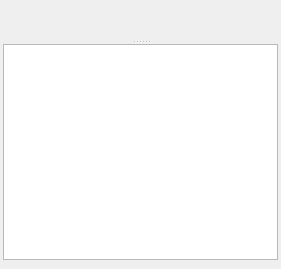
Old version of the form src/plugins/multiuserchat/multiuserchatwindow2.ui in the repository xnamed/vacuum-im.
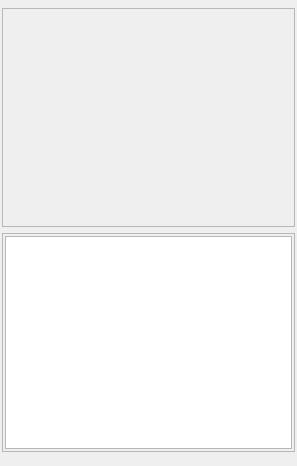
New version of the form.

Diff of the .ui file:
```diff
--- a/src/plugins/multiuserchat/multiuserchatwindow2.ui
+++ b/src/plugins/multiuserchat/multiuserchatwindow2.ui
@@ -6,26 +6,23 @@
    <rect>
     <x>0</x>
     <y>0</y>
-    <width>281</width>
-    <height>269</height>
+    <width>297</width>
+    <height>466</height>
    </rect>
   </property>
   <widget class="QWidget" name="wdtCentral">
-   <layout class="QVBoxLayout" name="verticalLayout">
-    <property name="spacing">
-     <number>3</number>
-    </property>
+   <layout class="QVBoxLayout" name="verticalLayout_4">
     <property name="leftMargin">
-     <number>3</number>
+     <number>2</number>
     </property>
     <property name="topMargin">
-     <number>3</number>
+     <number>2</number>
     </property>
     <property name="rightMargin">
-     <number>3</number>
+     <number>2</number>
     </property>
     <property name="bottomMargin">
-     <number>3</number>
+     <number>2</number>
     </property>
     <item>
      <widget class="QWidget" name="wdtInfo" native="true">
@@ -38,19 +35,38 @@
      </widget>
     </item>
     <item>
-     <widget class="QSplitter" name="sprHSplitter">
-      <property name="sizePolicy">
-       <sizepolicy hsizetype="Expanding" vsizetype="Expanding">
-        <horstretch>0</horstretch>
-        <verstretch>0</verstretch>
-       </sizepolicy>
-      </property>
-      <property name="orientation">
-       <enum>Qt::Vertical</enum>
-      </property>
-      <property name="childrenCollapsible">
-       <bool>false</bool>
-      </property>
+     <layout class="QVBoxLayout" name="verticalLayout_3">
+      <item>
+       <widget class="QScrollArea" name="scrollArea">
+        <property name="sizeAdjustPolicy">
+         <enum>QAbstractScrollArea::AdjustToContents</enum>
+        </property>
+        <property name="widgetResizable">
+         <bool>true</bool>
+        </property>
+        <widget class="QWidget" name="scrollAreaWidgetContents">
+         <property name="geometry">
+          <rect>
+           <x>0</x>
+           <y>0</y>
+           <width>289</width>
+           <height>192</height>
+          </rect>
+         </property>
+         <layout class="QVBoxLayout" name="verticalLayout">
+          <property name="leftMargin">
+           <number>2</number>
+          </property>
+          <property name="topMargin">
+           <number>2</number>
+          </property>
+          <property name="rightMargin">
+           <number>2</number>
+          </property>
+          <property name="bottomMargin">
+           <number>2</number>
+          </property>
+          <item>
       <widget class="QWidget" name="wdtView" native="true">
        <property name="sizePolicy">
         <sizepolicy hsizetype="Expanding" vsizetype="Expanding">
@@ -59,13 +75,49 @@
         </sizepolicy>
        </property>
       </widget>
+          </item>
+         </layout>
+        </widget>
+       </widget>
+      </item>
+      <item>
+       <widget class="QScrollArea" name="scrollArea_2">
+        <property name="widgetResizable">
+         <bool>true</bool>
+        </property>
+        <widget class="QWidget" name="scrollAreaWidgetContents_2">
+         <property name="geometry">
+          <rect>
+           <x>0</x>
+           <y>0</y>
+           <width>289</width>
+           <height>210</height>
+          </rect>
+         </property>
+         <layout class="QVBoxLayout" name="verticalLayout_2">
+          <property name="leftMargin">
+           <number>2</number>
+          </property>
+          <property name="topMargin">
+           <number>2</number>
+          </property>
+          <property name="rightMargin">
+           <number>2</number>
+          </property>
+          <property name="bottomMargin">
+           <number>2</number>
+          </property>
+          <item>
       <widget class="QListView" name="ltvUsers">
        <property name="sizePolicy">
-        <sizepolicy hsizetype="Expanding" vsizetype="Expanding">
+             <sizepolicy hsizetype="Expanding" vsizetype="Preferred">
          <horstretch>0</horstretch>
          <verstretch>0</verstretch>
         </sizepolicy>
        </property>
+            <property name="sizeAdjustPolicy">
+             <enum>QAbstractScrollArea::AdjustToContents</enum>
+            </property>
        <property name="editTriggers">
         <set>QAbstractItemView::NoEditTriggers</set>
        </property>
@@ -73,7 +125,12 @@
         <bool>true</bool>
        </property>
       </widget>
-     </widget>
+          </item>
+         </layout>
+        </widget>
+       </widget>
+      </item>
+     </layout>
     </item>
     <item>
      <widget class="QWidget" name="wdtToolBar" native="true">
```
Left out of the diff: 6 changed lines with no effect on the pictures. Lines whose indentation alone changed are shown as unchanged.
